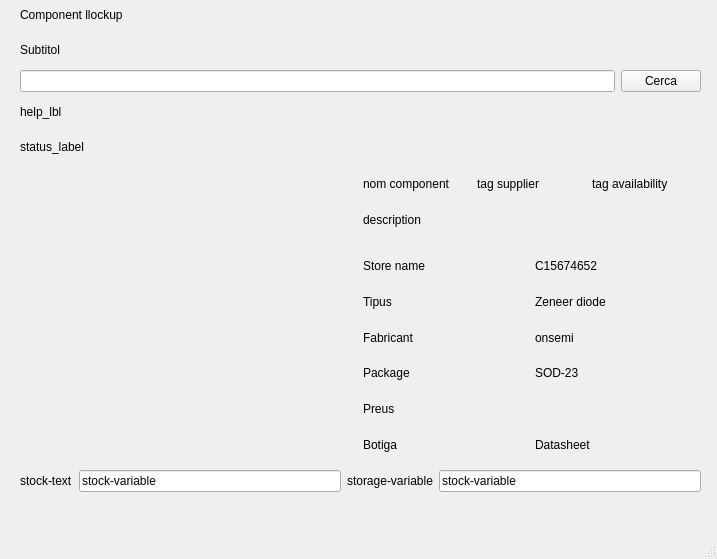
CasamaMaker/myStock, file ui_component_lookup.ui: the form before one commit.
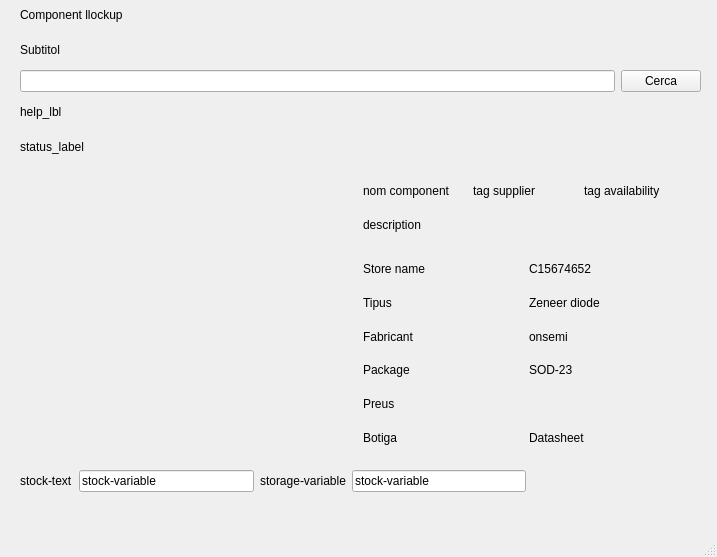
The form after the commit.

What changed in the file:
```diff
--- a/ui_component_lookup.ui
+++ b/ui_component_lookup.ui
@@ -7,7 +7,7 @@
     <x>0</x>
     <y>0</y>
     <width>717</width>
-    <height>559</height>
+    <height>557</height>
    </rect>
   </property>
   <property name="windowTitle">
@@ -87,6 +87,18 @@
       </rect>
      </property>
      <layout class="QVBoxLayout" name="verticalLayout_result">
+      <property name="leftMargin">
+       <number>12</number>
+      </property>
+      <property name="topMargin">
+       <number>8</number>
+      </property>
+      <property name="rightMargin">
+       <number>12</number>
+      </property>
+      <property name="bottomMargin">
+       <number>8</number>
+      </property>
       <item>
        <layout class="QHBoxLayout" name="horizontalLayout">
         <item>
@@ -135,6 +147,9 @@
           </item>
           <item>
            <spacer name="verticalSpacer">
+            <property name="orientation">
+             <enum>Qt::Vertical</enum>
+            </property>
             <property name="sizeType">
              <enum>QSizePolicy::Fixed</enum>
             </property>
@@ -295,6 +310,19 @@
        </property>
       </widget>
      </item>
+     <item>
+      <spacer name="horizontalSpacer">
+       <property name="orientation">
+        <enum>Qt::Horizontal</enum>
+       </property>
+       <property name="sizeHint" stdset="0">
+        <size>
+         <width>40</width>
+         <height>20</height>
+        </size>
+       </property>
+      </spacer>
+     </item>
     </layout>
    </widget>
   </widget>
```
